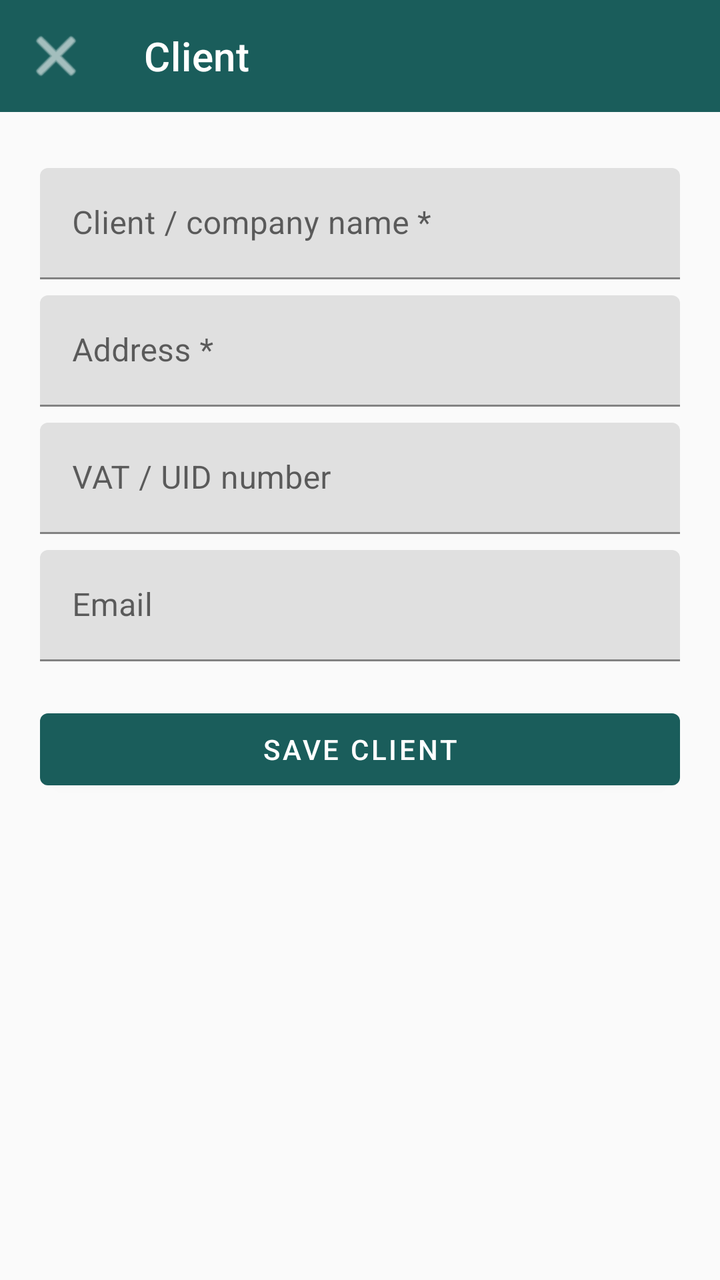
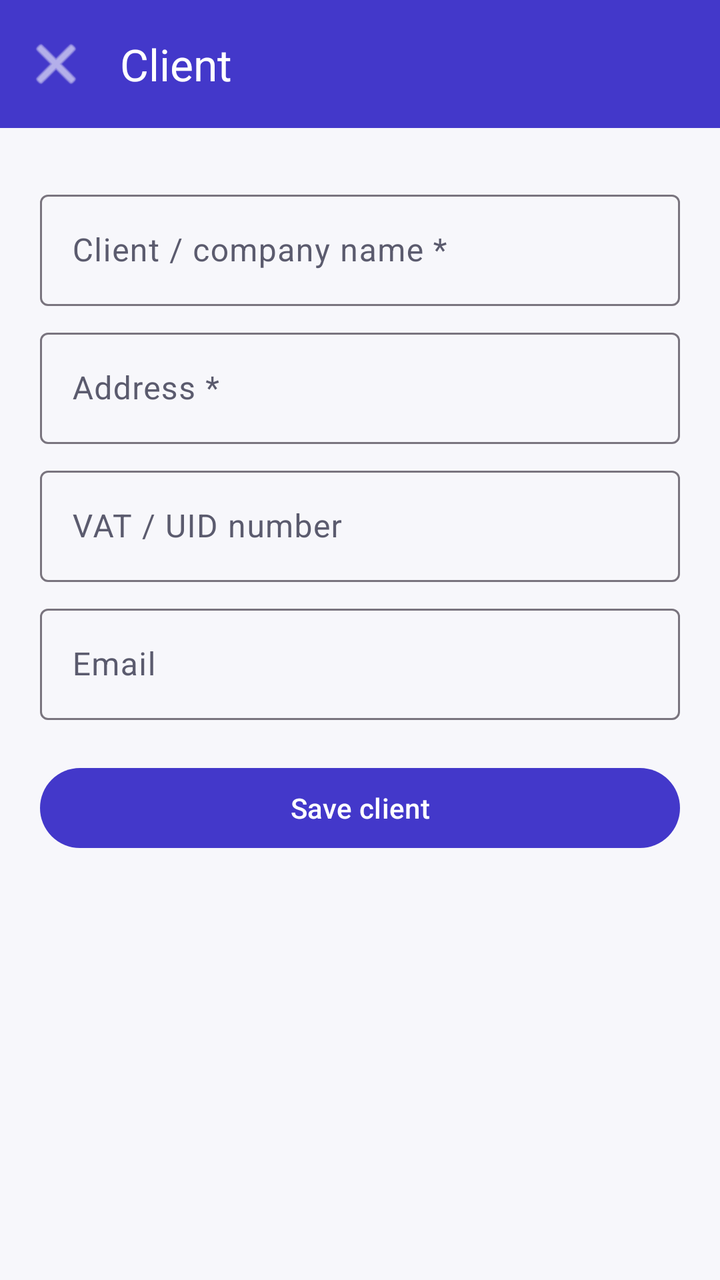

Screens rendered from an Android XML layout before and after an edit, with the pre-edit source and the edit as a unified diff.
<!-- AndroidManifest.xml: application theme Theme.InvoiSuite -->
<!-- res/layout/activity_client_form.xml -->
<?xml version="1.0" encoding="utf-8"?>
<LinearLayout xmlns:android="http://schemas.android.com/apk/res/android"
    xmlns:app="http://schemas.android.com/apk/res-auto"
    android:layout_width="match_parent"
    android:layout_height="match_parent"
    android:orientation="vertical">

    <com.google.android.material.appbar.MaterialToolbar
        android:id="@+id/toolbar"
        android:layout_width="match_parent"
        android:layout_height="?attr/actionBarSize"
        android:background="@color/primary"
        app:title="Client"
        app:titleTextColor="@color/on_primary"
        app:navigationIcon="@android:drawable/ic_menu_close_clear_cancel"
        app:navigationIconTint="@color/on_primary" />

    <ScrollView
        android:layout_width="match_parent"
        android:layout_height="match_parent">

        <LinearLayout
            android:layout_width="match_parent"
            android:layout_height="wrap_content"
            android:orientation="vertical"
            android:padding="20dp">

            <com.google.android.material.textfield.TextInputLayout style="@style/FormField" android:hint="Client / company name *">
                <com.google.android.material.textfield.TextInputEditText android:id="@+id/nameInput" style="@style/FormInput" />
            </com.google.android.material.textfield.TextInputLayout>

            <com.google.android.material.textfield.TextInputLayout style="@style/FormField" android:hint="Address *">
                <com.google.android.material.textfield.TextInputEditText android:id="@+id/addressLineInput" style="@style/FormInput" />
            </com.google.android.material.textfield.TextInputLayout>

            <com.google.android.material.textfield.TextInputLayout style="@style/FormField" android:hint="VAT / UID number">
                <com.google.android.material.textfield.TextInputEditText android:id="@+id/vatIdInput" style="@style/FormInput" />
            </com.google.android.material.textfield.TextInputLayout>

            <com.google.android.material.textfield.TextInputLayout style="@style/FormField" android:hint="Email">
                <com.google.android.material.textfield.TextInputEditText
                    android:id="@+id/emailInput"
                    style="@style/FormInput"
                    android:inputType="textEmailAddress" />
            </com.google.android.material.textfield.TextInputLayout>

            <ProgressBar
                android:id="@+id/progressBar"
                android:layout_width="wrap_content"
                android:layout_height="wrap_content"
                android:layout_gravity="center_horizontal"
                android:layout_marginTop="16dp"
                android:visibility="gone" />

            <com.google.android.material.button.MaterialButton
                android:id="@+id/saveButton"
                android:layout_width="match_parent"
                android:layout_height="wrap_content"
                android:layout_marginTop="20dp"
                android:text="Save client" />

            <com.google.android.material.button.MaterialButton
                android:id="@+id/deleteButton"
                style="@style/Widget.MaterialComponents.Button.TextButton"
                android:layout_width="match_parent"
                android:layout_height="wrap_content"
                android:layout_marginTop="4dp"
                android:layout_marginBottom="24dp"
                android:text="Delete client"
                android:textColor="@color/error"
                android:visibility="gone" />

        </LinearLayout>
    </ScrollView>
</LinearLayout>
<!-- resources referenced by this layout -->
<resources>
  <color name="error">#B3261E</color>
  <color name="on_primary">#FFFFFF</color>
  <color name="primary">#1A5D5B</color>
  <style name="FormField">
          <item name="android:layout_width">match_parent</item>
          <item name="android:layout_height">wrap_content</item>
          <item name="android:layout_marginTop">8dp</item>
      </style>
  <style name="FormInput">
          <item name="android:layout_width">match_parent</item>
          <item name="android:layout_height">wrap_content</item>
      </style>
  <style name="Theme.InvoiSuite" parent="Theme.MaterialComponents.DayNight.NoActionBar">
          <item name="colorPrimary">@color/primary</item>
          <item name="colorPrimaryDark">@color/primary_dark</item>
          <item name="colorAccent">@color/accent</item>
          <item name="android:windowBackground">@color/background</item>
          <item name="colorSurface">@color/surface</item>
          <item name="colorOnPrimary">@color/on_primary</item>
      </style>
  <color name="primary_dark">#0F3E3C</color>
  <color name="accent">#E8A33D</color>
  <color name="background">#FAFAFA</color>
  <color name="surface">#FFFFFF</color>
</resources>

<!-- the commit's change to res/layout/activity_client_form.xml (unified diff, before → after) -->
@@ -61,7 +61,7 @@
 
             <com.google.android.material.button.MaterialButton
                 android:id="@+id/deleteButton"
-                style="@style/Widget.MaterialComponents.Button.TextButton"
+                style="@style/Widget.Material3.Button.TextButton"
                 android:layout_width="match_parent"
                 android:layout_height="wrap_content"
                 android:layout_marginTop="4dp"
<!-- resource entries referenced after the edit -->
@@ -2,7 +2,7 @@
 <resources>
   <color name="error">#B3261E</color>
   <color name="on_primary">#FFFFFF</color>
-  <color name="primary">#1A5D5B</color>
+  <color name="primary">#4338CA</color>
   <style name="FormField">
           <item name="android:layout_width">match_parent</item>
           <item name="android:layout_height">wrap_content</item>
@@ -12,17 +12,31 @@
           <item name="android:layout_width">match_parent</item>
           <item name="android:layout_height">wrap_content</item>
       </style>
-  <style name="Theme.InvoiSuite" parent="Theme.MaterialComponents.DayNight.NoActionBar">
+  <style name="Theme.InvoiSuite" parent="Theme.Material3.Light.NoActionBar">
           <item name="colorPrimary">@color/primary</item>
-          <item name="colorPrimaryDark">@color/primary_dark</item>
-          <item name="colorAccent">@color/accent</item>
+          <item name="colorOnPrimary">@color/on_primary</item>
+          <item name="colorPrimaryContainer">@color/primary_container</item>
+          <item name="colorOnPrimaryContainer">@color/on_primary_container</item>
+  
+          <item name="colorSecondary">@color/accent</item>
+          <item name="colorOnSecondary">@color/on_accent</item>
+  
+          <item name="colorSurface">@color/surface</item>
+          <item name="colorOnSurface">@color/on_surface</item>
+          <item name="colorSurfaceVariant">@color/background</item>
+          <item name="colorOnSurfaceVariant">@color/on_surface_variant</item>
+  
+          <item name="android:colorBackground">@color/background</item>
           <item name="android:windowBackground">@color/background</item>
-          <item name="colorSurface">@color/surface</item>
-          <item name="colorOnPrimary">@color/on_primary</item>
+          <item name="android:forceDarkAllowed" tools:targetApi="q">false</item>
       </style>
-  <color name="primary_dark">#0F3E3C</color>
+  <color name="primary_container">#EEF2FF</color>
+  <color name="on_primary_container">#312496</color>
   <color name="accent">#E8A33D</color>
-  <color name="background">#FAFAFA</color>
+  <color name="on_accent">#1A1A1A</color>
+  <color name="background">#F7F7FB</color>
+  <color name="on_surface_variant">#5B5B6E</color>
   <color name="surface">#FFFFFF</color>
+  <color name="on_surface">#1A1A2C</color>
 </resources>
 
